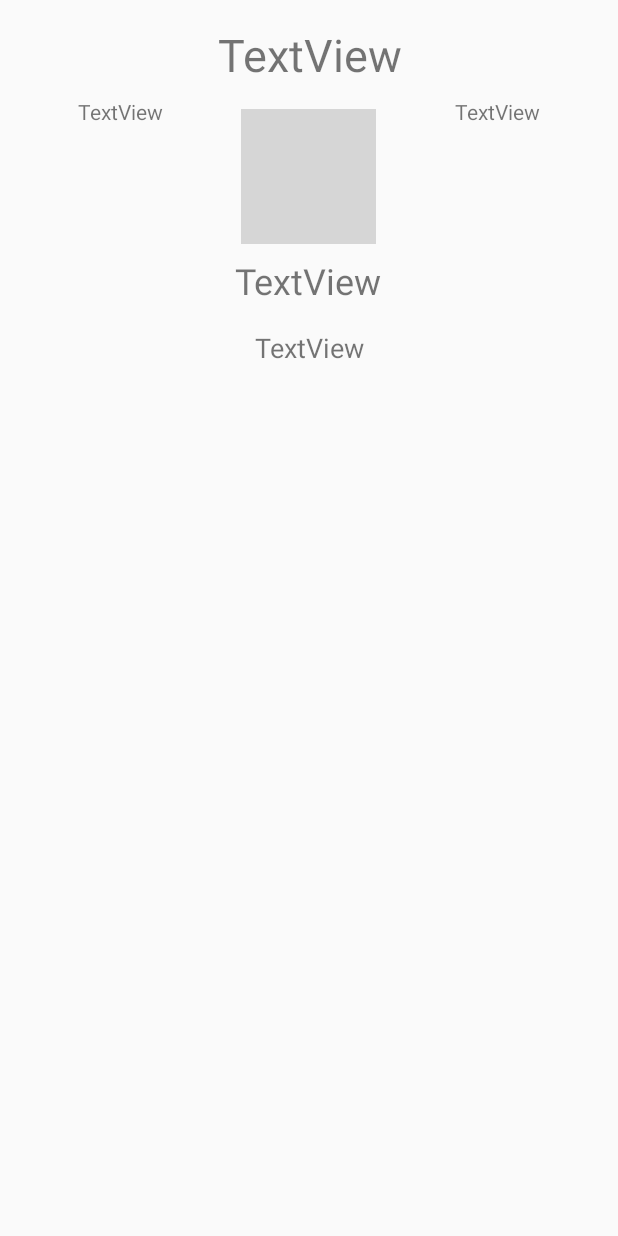
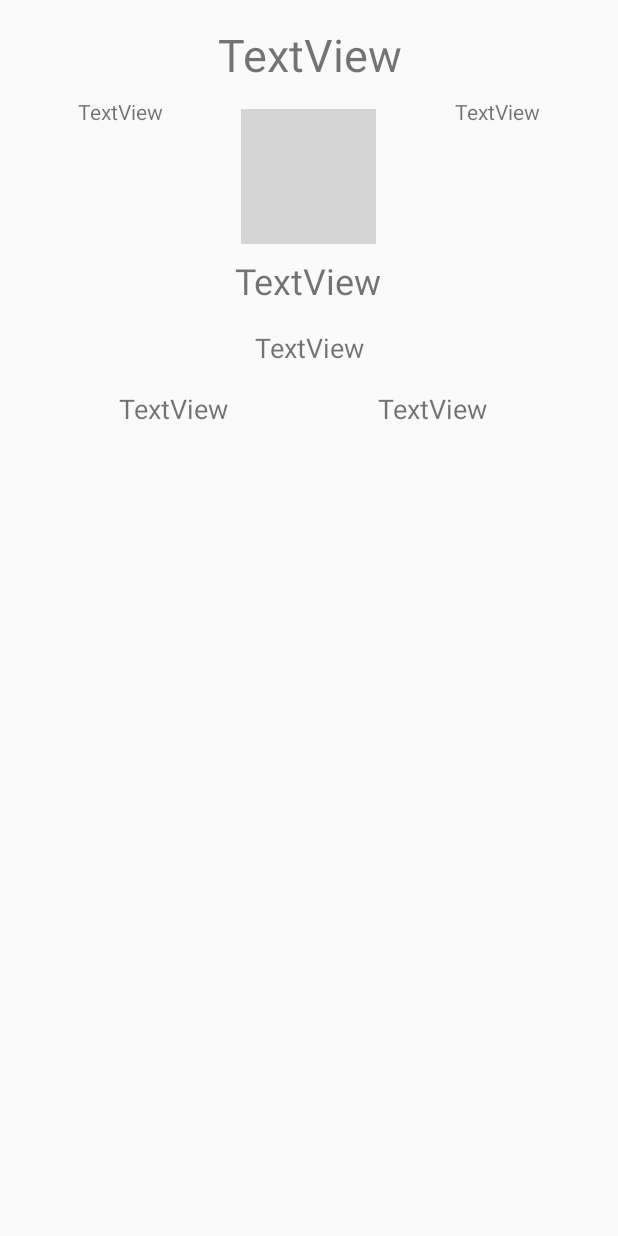
Before and after one commit to mikolajww/WeatherAppDT, an Android app: the layout fragment_weather.xml on its own in the app's theme, with its tools: preview values and no code run, on a phone screen of 412 x 824 dp. Run offline under Robolectric (Android 15) with nearby library versions, the phone set to English and light mode, and no system bars; grey boxes are pictures that could not be loaded.

Commit message:
Added pressure and humidity

```diff
--- a/app/src/main/java/ife/cs/weatherappdt/fragment/WeatherFragment.kt
+++ b/app/src/main/java/ife/cs/weatherappdt/fragment/WeatherFragment.kt
@@ -86,6 +86,8 @@ class WeatherFragment : Fragment(), CoroutineScope {
             Glide.with(current_weather_icon)
                 .load("http://openweathermap.org/img/w/${weather?.get(0)?.icon ?: "01d"}.png")
                 .into(current_weather_icon)
+            humidity_now.text = "Humidity: ${main?.humidity.toString()} %"
+            pressure_now.text = "Pressure: ${main?.pressure.toString()} hPa"
         }
 
 
--- a/app/src/main/res/layout/fragment_weather.xml
+++ b/app/src/main/res/layout/fragment_weather.xml
@@ -61,4 +61,28 @@
                 android:layout_marginStart="8dp" app:layout_constraintEnd_toEndOf="parent"
                 android:layout_marginEnd="8dp" android:textAlignment="center" android:textSize="18sp"
                 tools:text="TextView"/>
-    </androidx.constraintlayout.widget.ConstraintLayout>
+    <LinearLayout
+            android:orientation="horizontal"
+            android:layout_width="wrap_content"
+            android:layout_height="wrap_content"
+            app:layout_constraintEnd_toEndOf="parent" android:layout_marginEnd="8dp"
+            app:layout_constraintStart_toStartOf="parent" android:layout_marginStart="8dp"
+            android:layout_marginTop="8dp" app:layout_constraintTop_toBottomOf="@+id/weather_description"
+            android:layout_marginBottom="8dp" app:layout_constraintBottom_toTopOf="@+id/loading_progress_bar"
+            app:layout_constraintVertical_bias="0.0">
+        <TextView
+                android:layout_width="wrap_content"
+                android:layout_height="wrap_content"
+                android:id="@+id/pressure_now" android:layout_marginEnd="92dp"
+                android:layout_marginTop="8dp"
+                android:layout_marginBottom="8dp"
+                tools:text="TextView" android:textSize="18sp" android:layout_weight="1"/>
+        <TextView
+                android:layout_width="wrap_content"
+                android:layout_height="wrap_content"
+                android:id="@+id/humidity_now" android:layout_marginTop="8dp"
+                android:layout_marginStart="8dp" android:layout_marginBottom="8dp"
+                android:layout_marginEnd="8dp"
+                tools:text="TextView" android:textSize="18sp" android:layout_weight="1"/>
+    </LinearLayout>
+</androidx.constraintlayout.widget.ConstraintLayout>
```
